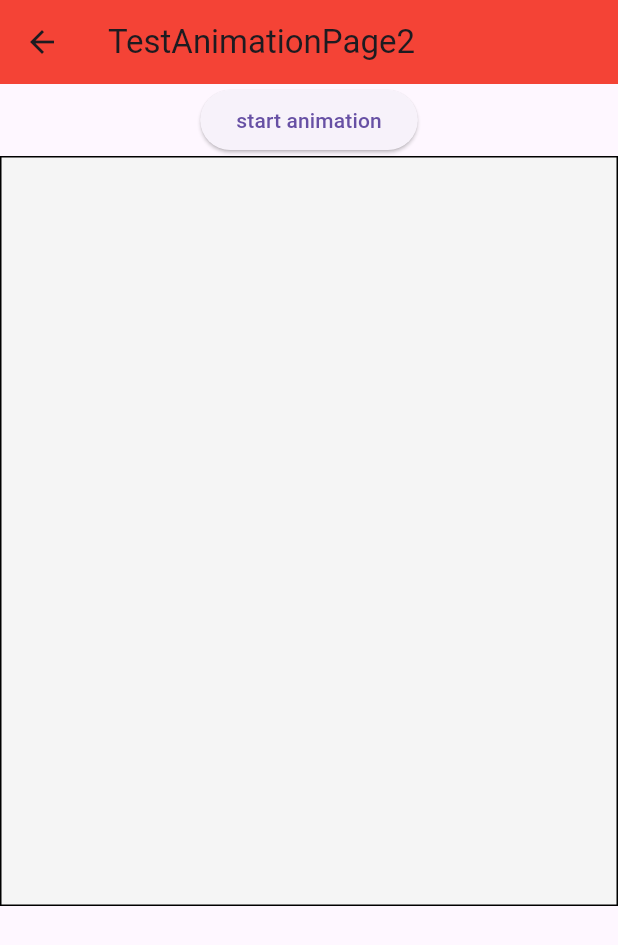
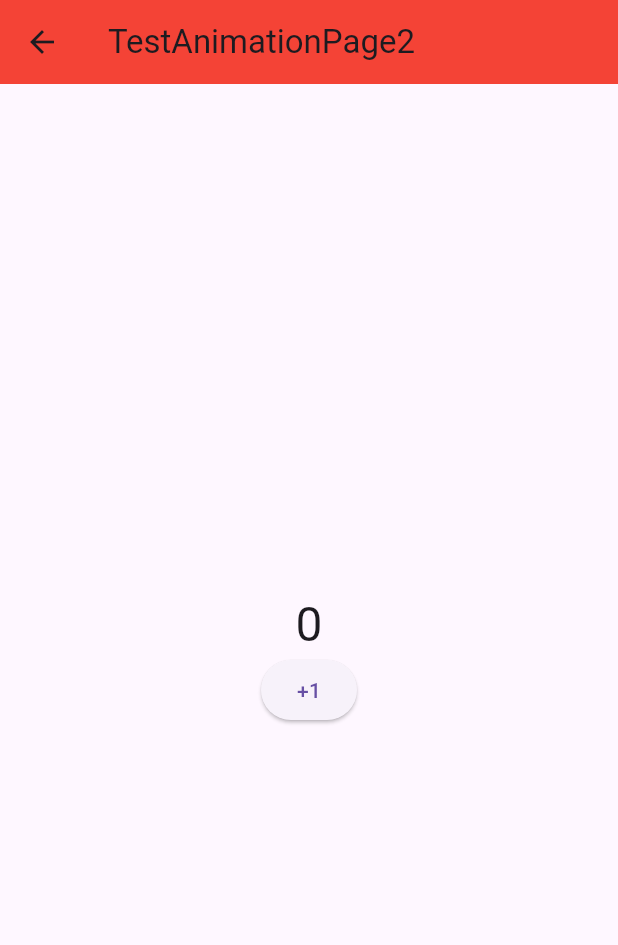
Before and after one commit to hucaihua/testflutter, a Flutter app: the TestAnimationPage2 screen opened by its route, on a phone screen of 412 x 824 dp. Shown: the top 945 px of the screen. Run offline on Flutter 3.47's test engine with Material 2 defaults, Android fonts, the light colour scheme and no system bars; our stand-ins replace dio, fluttertoast, logger, pull_to_refresh.

Commit message:
test animation.

```diff
--- a/lib/page/test_animation_page_2.dart
+++ b/lib/page/test_animation_page_2.dart
@@ -1,4 +1,5 @@
 import 'package:flutter/material.dart';
+import 'package:testflutter/widget/AnimatedSwitcherCounterRoute.dart';
 import 'package:testflutter/widget/custoom_hero_widget.dart';
 
 import '../widget/Stagger_animation.dart';
@@ -20,7 +21,8 @@ class TestAnimationPage2 extends StatelessWidget {
         title: Text("TestAnimationPage2"),
       ),
       // body: CustomHeroAnimation(),
-      body: TestStaggerWidget(),
+      // body: TestStaggerWidget(),
+      body: AnimatedSwitcherCounterRoute(),
     );
   }
 }
--- /dev/null
+++ b/lib/widget/AnimatedSwitcherCounterRoute.dart
@@ -0,0 +1,52 @@
+/// @Author : Alex Hu
+/// @Contact: hucaihua.lzu@gmail.com
+/// @Comment: AnimatedSwitcherCounterRoute
+/// @Date: on 2023-06-05 10:53
+///
+///
+/// 切换的widget如果是同一个runType。需要确保key不一样
+/// key: ValueKey<int>(_count),
+import 'package:flutter/material.dart';
+
+class AnimatedSwitcherCounterRoute extends StatefulWidget {
+  const AnimatedSwitcherCounterRoute({super.key});
+
+  @override
+  _AnimatedSwitcherCounterRouteState createState() => _AnimatedSwitcherCounterRouteState();
+}
+
+class _AnimatedSwitcherCounterRouteState extends State<AnimatedSwitcherCounterRoute> {
+  int _count = 0;
+
+  @override
+  Widget build(BuildContext context) {
+    return Center(
+      child: Column(
+        mainAxisAlignment: MainAxisAlignment.center,
+        children: <Widget>[
+          AnimatedSwitcher(
+            duration: const Duration(milliseconds: 500),
+            transitionBuilder: (Widget child, Animation<double> animation) {
+              //执行缩放动画
+              return ScaleTransition(scale: animation, child: child);
+            },
+            child: Text(
+              '$_count',
+              //显示指定key，不同的key会被认为是不同的Text，这样才能执行动画
+              key: ValueKey<int>(_count),
+              style: Theme.of(context).textTheme.headlineLarge,
+            ),
+          ),
+          ElevatedButton(
+            child: const Text('+1',),
+            onPressed: () {
+              setState(() {
+                _count += 1;
+              });
+            },
+          ),
+        ],
+      ),
+    );
+  }
+}
```
